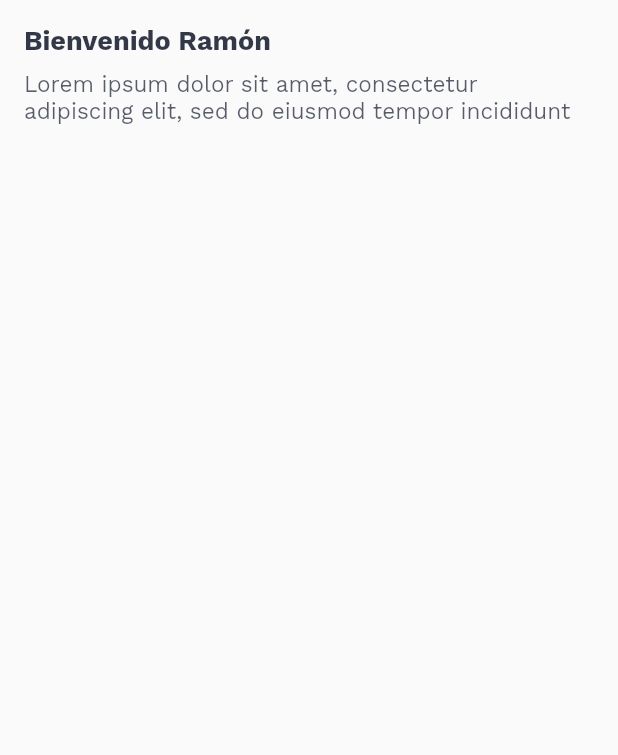
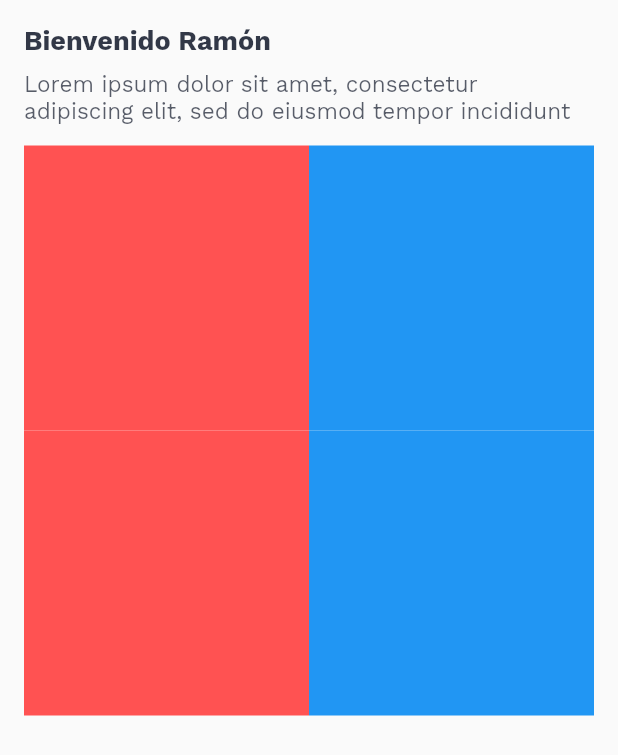
Before and after one commit to ehbarrionuevo/flutter_codigo2_alertapp, a Flutter app: the HomePage screen opened directly, on a phone screen of 412 x 824 dp. Shown: the top 755 px of the screen. Run offline on Flutter 3.47's test engine with Material 2 defaults, Android fonts, the phone set to English and light mode, and no system bars; our stand-ins replace google_fonts.

Commit message:
HomePage 1.2

```diff
--- a/lib/ui/pages/home_page.dart
+++ b/lib/ui/pages/home_page.dart
@@ -30,7 +30,19 @@ class HomePage extends StatelessWidget {
                   fontSize: 15.0,
                   fontWeight: FontWeight.normal,
                 ),
-              )
+              ),
+              spacing14,
+              Expanded(
+                child: GridView.count(
+                  crossAxisCount: 2,
+                  children: [
+                    Container(color: Colors.redAccent,),
+                    Container(color: Colors.blue,),
+                    Container(color: Colors.redAccent,),
+                    Container(color: Colors.blue,),
+                  ],
+                ),
+              ),
             ],
           ),
         ),
```
